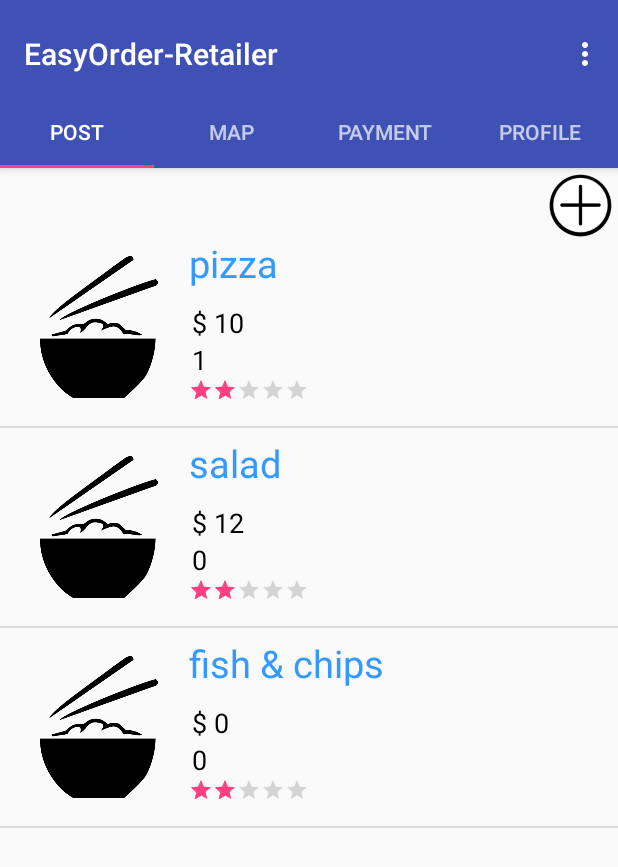
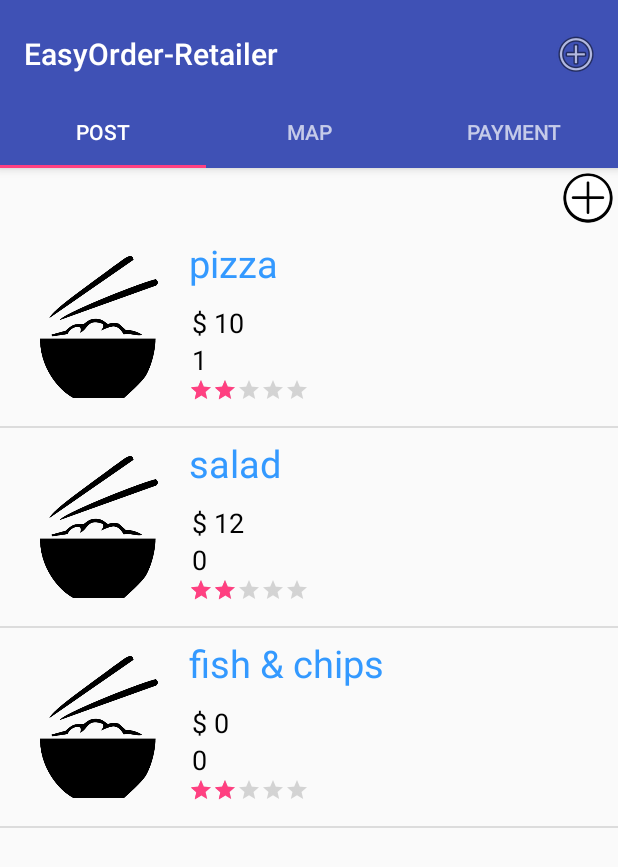
Before and after one commit to louis-xu-ustc/EasyOrder_Android, an Android app: the RetailerMainActivity screen opened directly, with no data from a screen before it, on a phone screen of 412 x 824 dp. Shown: the top 867 px of the screen. Run offline under Robolectric (Android 15) with nearby library versions, the phone set to English and light mode, and no system bars.

Commit message:
[yunpengx] move profile tab to activity for both customer and retailer

```diff
--- a/EasyOrder_Android/app/src/main/java/edu/cmu/EasyOrder_Android/CustomerPostFragment.java
+++ b/EasyOrder_Android/app/src/main/java/edu/cmu/EasyOrder_Android/CustomerPostFragment.java
@@ -13,6 +13,7 @@ import android.view.ViewGroup;
 import android.widget.ArrayAdapter;
 import android.widget.ImageButton;
 import android.widget.ListView;
+import android.widget.Toast;
 
 import java.util.ArrayList;
 
@@ -115,9 +116,9 @@ public class CustomerPostFragment extends Fragment {
                 builder.setCancelable(false);
                 builder.setPositiveButton("OK", new DialogInterface.OnClickListener() {
                     public void onClick(DialogInterface dialog, int id) {
-                        //do things
                         //TODO save to backend database
-                        Log.d(DBG, "Further operation to save to backend database");
+                        Toast.makeText(getActivity(), "Further operation to save to backend database!",
+                                Toast.LENGTH_LONG).show();
                     }
                 });
                 AlertDialog alert = builder.create();
--- a/EasyOrder_Android/app/src/main/java/edu/cmu/EasyOrder_Android/RetailerMainActivity.java
+++ b/EasyOrder_Android/app/src/main/java/edu/cmu/EasyOrder_Android/RetailerMainActivity.java
@@ -1,5 +1,6 @@
 package edu.cmu.EasyOrder_Android;
 
+import android.content.Intent;
 import android.net.Uri;
 import android.support.design.widget.TabLayout;
 import android.support.design.widget.FloatingActionButton;
@@ -23,8 +24,7 @@ import android.widget.TextView;
 public class RetailerMainActivity extends AppCompatActivity implements
         RetailerPostFragment.OnFragmentInteractionListener,
         RetailerMapFragment.OnFragmentInteractionListener,
-        RetailerPaymentFragment.OnFragmentInteractionListener,
-        RetailerProfileFragment.OnFragmentInteractionListener {
+        RetailerPaymentFragment.OnFragmentInteractionListener {
     /**
      * The {@link android.support.v4.view.PagerAdapter} that will provide
      * fragments for each of the sections. We use a
@@ -87,9 +87,14 @@ public class RetailerMainActivity extends AppCompatActivity implements
         // automatically handle clicks on the Home/Up button, so long
         // as you specify a parent activity in AndroidManifest.xml.
         int id = item.getItemId();
+//        //noinspection SimplifiableIfStatement
+//        if (id == R.id.action_settings) {
+//            return true;
+//        }
 
-        //noinspection SimplifiableIfStatement
-        if (id == R.id.action_settings) {
+        if (id == R.id.retailer_profile_button) {
+            Intent retailerProfile = new Intent(RetailerMainActivity.this, RetailerProfileActivity.class);
+            startActivity(retailerProfile);
             return true;
         }
 
@@ -152,16 +157,14 @@ public class RetailerMainActivity extends AppCompatActivity implements
                     return new RetailerMapFragment();
                 case 2:
                     return new RetailerPaymentFragment();
-                case 3:
-                    return new RetailerProfileFragment();
             }
             return null;
         }
 
         @Override
         public int getCount() {
-            // Show 4 total pages.
-            return 4;
+            // Show 3 total pages.
+            return 3;
         }
 
         @Override
@@ -173,8 +176,6 @@ public class RetailerMainActivity extends AppCompatActivity implements
                     return "Map";
                 case 2:
                     return "Payment";
-                case 3:
-                    return "Profile";
             }
             return null;
         }
--- a/EasyOrder_Android/app/src/main/java/edu/cmu/EasyOrder_Android/RetailerPostFragment.java
+++ b/EasyOrder_Android/app/src/main/java/edu/cmu/EasyOrder_Android/RetailerPostFragment.java
@@ -8,7 +8,10 @@ import android.view.LayoutInflater;
 import android.view.View;
 import android.view.ViewGroup;
 import android.widget.ArrayAdapter;
+import android.widget.Button;
+import android.widget.ImageButton;
 import android.widget.ListView;
+import android.widget.Toast;
 
 import java.util.ArrayList;
 
@@ -78,6 +81,15 @@ public class RetailerPostFragment extends Fragment {
         mListView = (ListView) rootView.findViewById(R.id.retailer_dish_list);
         dishAdapter = new RetailerDishListAdapter(getContext(), R.layout.retailer_dish_list_view, dishArrayList);
         mListView.setAdapter(dishAdapter);
+        ImageButton postMoreDishButton = (ImageButton) rootView.findViewById(R.id.retailer_post_dish_button);
+        postMoreDishButton.setOnClickListener(new View.OnClickListener() {
+            @Override
+            public void onClick(View v) {
+                //TODO add action to post more dish
+                Toast.makeText(getActivity(), "Further operation to post one more dish!",
+                        Toast.LENGTH_LONG).show();
+            }
+        });
         return rootView;
     }
 
--- a/EasyOrder_Android/app/src/main/res/layout/retailer_fragment_payment.xml
+++ b/EasyOrder_Android/app/src/main/res/layout/retailer_fragment_payment.xml
@@ -5,7 +5,7 @@
     tools:context=".RetailerPaymentFragment">
 
     <ImageView
-        android:id="@+id/customer_dish_image"
+        android:id="@+id/retailer_dish_image"
         android:layout_width="fill_parent"
         android:layout_height="100dp"
         android:layout_centerVertical="true"
@@ -22,7 +22,7 @@
     </ListView>
 
     <Button
-        android:id="@+id/customer_notify_all"
+        android:id="@+id/retailer_notify_all_button"
         android:layout_width="wrap_content"
         android:layout_height="wrap_content"
         android:layout_marginTop="450dp"
--- a/EasyOrder_Android/app/src/main/res/layout/retailer_fragment_post.xml
+++ b/EasyOrder_Android/app/src/main/res/layout/retailer_fragment_post.xml
@@ -5,9 +5,10 @@
     tools:context="edu.cmu.EasyOrder_Android.RetailerPostFragment">
 
     <ImageButton
-        android:id="@+id/order_confirm_button"
-        android:layout_width="50dip"
-        android:layout_height="50dip"
+        android:id="@+id/retailer_post_dish_button"
+        android:layout_width="40dip"
+        android:layout_height="40dip"
+        android:padding="10dip"
         android:layout_gravity="top|end"
         android:background="@drawable/add_circle"/>
 
@@ -15,7 +16,7 @@
         android:id="@+id/retailer_dish_list"
         android:layout_width="match_parent"
         android:layout_height="match_parent"
-        android:paddingTop="40dp">
+        android:layout_marginTop="40dp">
     </ListView>
 
 </FrameLayout>
--- a/EasyOrder_Android/app/src/main/res/menu/menu_retailer_main.xml
+++ b/EasyOrder_Android/app/src/main/res/menu/menu_retailer_main.xml
@@ -2,9 +2,16 @@
     xmlns:app="http://schemas.android.com/apk/res-auto"
     xmlns:tools="http://schemas.android.com/tools"
     tools:context="edu.cmu.EasyOrder_Android.RetailerMainActivity">
-    <item
-        android:id="@+id/action_settings"
-        android:orderInCategory="100"
-        android:title="@string/action_settings"
-        app:showAsAction="never" />
+    <!--<item-->
+        <!--android:id="@+id/action_settings"-->
+        <!--android:orderInCategory="100"-->
+        <!--android:title="@string/action_settings"-->
+        <!--app:showAsAction="never" />-->
+
+    <item android:id="@+id/retailer_profile_button"
+        android:title="retailer_profile"
+        android:icon="@android:drawable/ic_menu_add"
+        android:titleCondensed="profile"
+        android:alphabeticShortcut="+"
+        app:showAsAction="ifRoom"></item>
 </menu>
--- a/EasyOrder_Android/app/src/main/res/values/strings.xml
+++ b/EasyOrder_Android/app/src/main/res/values/strings.xml
@@ -7,7 +7,7 @@
     <string name="action_settings">Settings</string>
     <string name="hello_blank_fragment">Hello blank fragment</string>
 
-     <!--post tab-->
+    <!--post tab-->
     <string name="image">dish_image</string>
     <string name="add">+</string>
     <string name="minus">-</string>
```
Also changed, not shown: EasyOrder_Android/app/src/main/AndroidManifest.xml (+7 -3 lines), EasyOrder_Android/app/src/main/java/edu/cmu/EasyOrder_Android/CustomerMainActivity.java (+13 -10 lines), EasyOrder_Android/app/src/main/java/edu/cmu/EasyOrder_Android/CustomerProfileActivity.java (added, +57 -0 lines), EasyOrder_Android/app/src/main/java/edu/cmu/EasyOrder_Android/CustomerProfileFragment.java (deleted, +0 -152 lines), EasyOrder_Android/app/src/main/java/edu/cmu/EasyOrder_Android/RetailerPaymentFragment.java (+11 -0 lines), EasyOrder_Android/app/src/main/java/edu/cmu/EasyOrder_Android/RetailerProfileActivity.java (added, +21 -0 lines), EasyOrder_Android/app/src/main/java/edu/cmu/EasyOrder_Android/RetailerProfileFragment.java (deleted, +0 -108 lines), EasyOrder_Android/app/src/main/res/layout/activity_customer_profile_view.xml (renamed from EasyOrder_Android/app/src/main/res/layout/customer_fragment_profile.xml, +8 -7 lines), EasyOrder_Android/app/src/main/res/layout/activity_retailer_profile_view.xml (renamed from EasyOrder_Android/app/src/main/res/layout/retailer_fragment_profile.xml, +10 -9 lines), EasyOrder_Android/app/src/main/res/menu/menu_easy_order_main.xml (+12 -5 lines).
